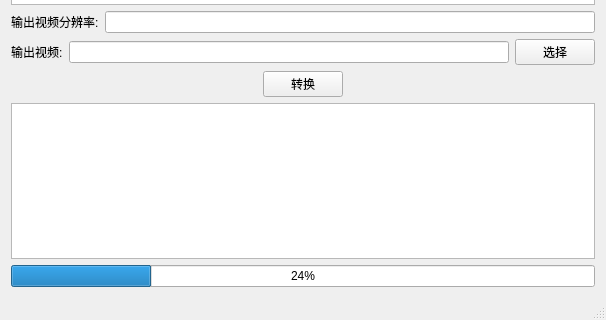
fengya90/fconvertor, file mainwindow.ui: the form before one commit; both pictures show x 0 to 606 and y 211 to 531 of the 606 by 531 pixel window.
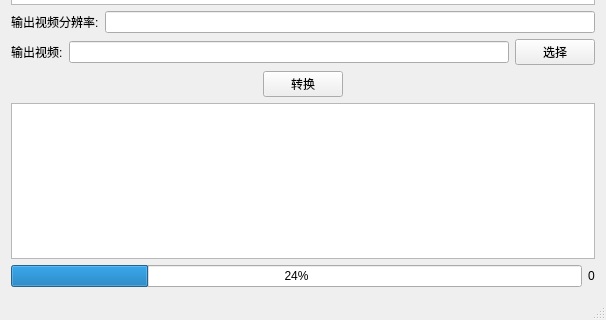
The form after the commit.

The edit to the form file:
```diff
--- a/mainwindow.ui
+++ b/mainwindow.ui
@@ -14,8 +14,8 @@
    <string>fconvertor</string>
   </property>
   <widget class="QWidget" name="centralWidget">
-   <layout class="QVBoxLayout" name="verticalLayout_5">
-    <item>
+   <layout class="QGridLayout" name="gridLayout">
+    <item row="0" column="0">
      <layout class="QVBoxLayout" name="verticalLayout">
       <item>
        <layout class="QHBoxLayout" name="horizontalLayout">
@@ -43,7 +43,7 @@
       </item>
      </layout>
     </item>
-    <item>
+    <item row="1" column="0">
      <layout class="QVBoxLayout" name="verticalLayout_4">
       <item>
        <layout class="QVBoxLayout" name="verticalLayout_3">
@@ -126,15 +126,26 @@
         <item>
          <widget class="QTextBrowser" name="textBrowser_output"/>
         </item>
+        <item>
+         <layout class="QHBoxLayout" name="horizontalLayout_6">
+          <item>
+           <widget class="QProgressBar" name="progressBar_convert">
+            <property name="value">
+             <number>24</number>
+            </property>
+           </widget>
+          </item>
+          <item>
+           <widget class="QLabel" name="label_per">
+            <property name="text">
+             <string>0</string>
+            </property>
+           </widget>
+          </item>
+         </layout>
+        </item>
        </layout>
       </item>
-      <item>
-       <widget class="QProgressBar" name="progressBar_convert">
-        <property name="value">
-         <number>24</number>
-        </property>
-       </widget>
-      </item>
      </layout>
     </item>
    </layout>
```
Left out of the diff: 21 changed lines with no effect on the pictures.
